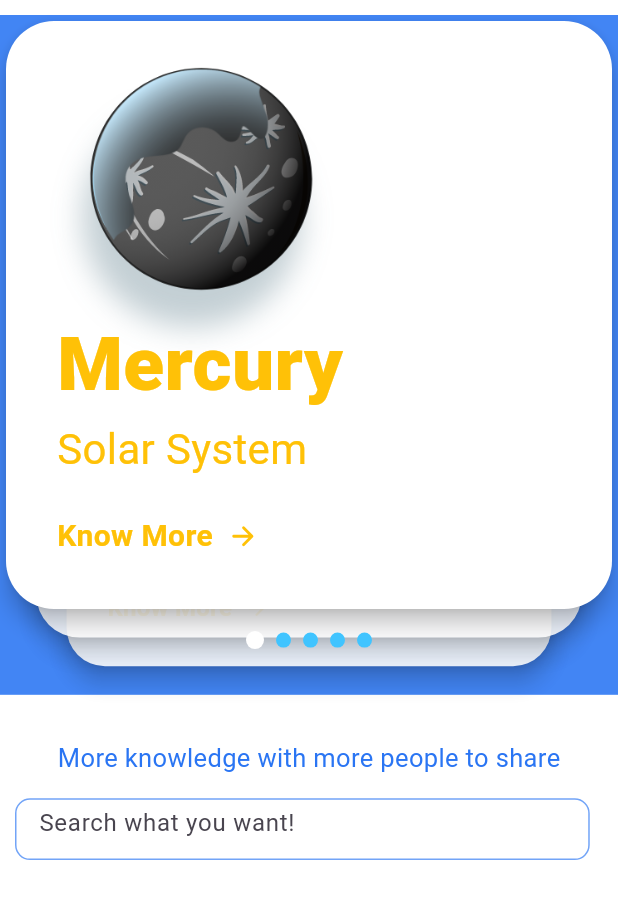
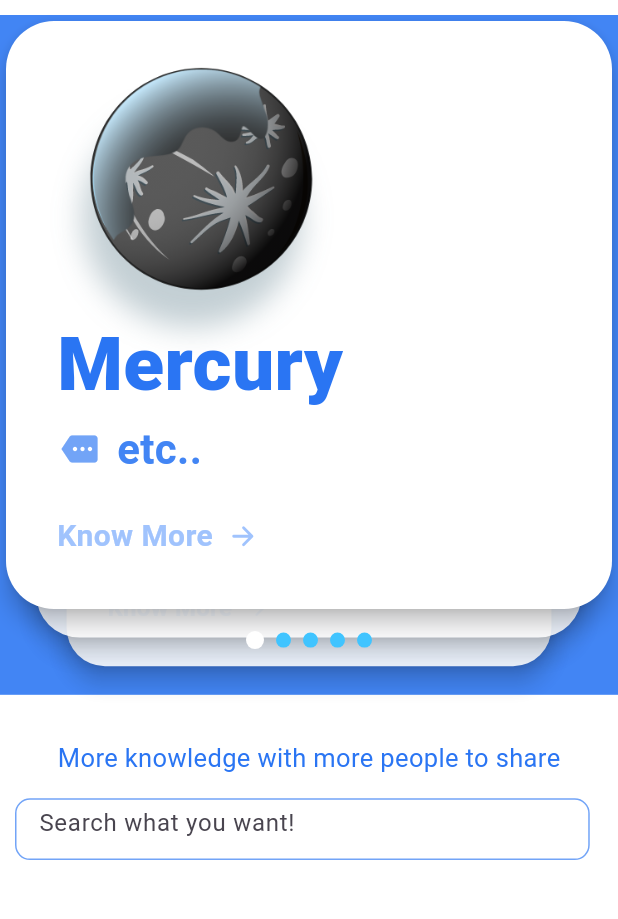
Before and after one commit to GDSC-SKHU/liferary-mobile, a Flutter app: the screen it shows after launch, on a phone screen of 412 x 824 dp, the part 84-1003 px from its top. Run offline on Flutter 3.47's test engine with Material 2 defaults, Android fonts, the phone set to English and light mode, and no system bars; drawn by our look-alikes of card_swiper; our stand-ins replace cached_network_image, carousel_slider, dio, file_picker, firebase_auth, firebase_core and 7 more; missing offline and left inert: dart:ffi; accounts and stored records are empty; Roboto replaces fonts that are missing (Avenir).

```diff
--- a/lib/model/planet_info.dart
+++ b/lib/model/planet_info.dart
@@ -2,6 +2,8 @@ class PlanetInfo {
   final int position;
   final String name;
   final String iconImage;
+  final String category;
+  final String category_icon;
   final String description;
   final List<String> images;
 
@@ -9,6 +11,8 @@ class PlanetInfo {
     this.position, {
     required this.name,
     required this.iconImage,
+    required this.category,
+    required this.category_icon,
     required this.description,
     required this.images,
   });
@@ -18,6 +22,8 @@ List<PlanetInfo> planetInfo = [
   PlanetInfo(1,
       name: 'Mercury',
       iconImage: 'assets/images/mercury.png',
+      category: "etc..",
+      category_icon: "more",
       description:
           "Zipping around the sun in only 88 days, Mercury is the closest planet to the sun, and it's also the smallest, only a little bit larger than Earth's moon. Because its so close to the sun (about two-fifths the distance between Earth and the sun), Mercury experiences dramatic changes in its day and night temperatures: Day temperatures can reach a scorching 840  F (450 C), which is hot enough to melt lead. Meanwhile on the night side, temperatures drop to minus 290 F (minus 180 C).",
       images: [
@@ -27,6 +33,8 @@ List<PlanetInfo> planetInfo = [
       ]),
   PlanetInfo(2,
       name: 'Venus',
+      category_icon: "more",
+      category: "etc..",
       iconImage: 'assets/images/venus.png',
       description:
           "The second planet from the sun, Venus is Earth's twin in size. Radar images beneath its atmosphere reveal that its surface has various mountains and volcanoes. But beyond that, the two planets couldn't be more different. Because of its thick, toxic atmosphere that's made of sulfuric acid clouds, Venus is an extreme example of the greenhouse effect. It's scorching-hot, even hotter than Mercury. The average temperature on Venus' surface is 900 F (465 C). At 92 bar, the pressure at the surface would crush and kill you. And oddly, Venus spins slowly from east to west, the opposite direction of most of the other planets.",
@@ -38,6 +46,8 @@ List<PlanetInfo> planetInfo = [
       ]),
   PlanetInfo(3,
       name: 'Earth',
+      category_icon: "more",
+      category: "etc..",
       iconImage: 'assets/images/earth.png',
       description:
           "The third planet from the sun, Earth is a waterworld, with two-thirds of the planet covered by ocean. It's the only world known to harbor life. Earth's atmosphere is rich in nitrogen and oxygen. Earth's surface rotates about its axis at 1,532 feet per second (467 meters per second) — slightly more than 1,000 mph (1,600 kph) — at the equator. The planet zips around the sun at more than 18 miles per second (29 km per second).",
@@ -49,6 +59,8 @@ List<PlanetInfo> planetInfo = [
       ]),
   PlanetInfo(4,
       name: 'Mars',
+      category_icon: "more",
+      category: "etc..",
       iconImage: 'assets/images/mars.png',
       description:
           "The fourth planet from the sun is Mars, and it's a cold, desert-like place covered in dust. This dust is made of iron oxides, giving the planet its iconic red hue. Mars shares similarities with Earth: It is rocky, has mountains, valleys and canyons, and storm systems ranging from localized tornado-like dust devils to planet-engulfing dust storms. ",
@@ -59,6 +71,8 @@ List<PlanetInfo> planetInfo = [
       ]),
   PlanetInfo(5,
       name: 'Jupiter',
+      category_icon: "more",
+      category: "etc..",
       iconImage: 'assets/images/jupiter.png',
       description:
           "The fifth planet from the sun, Jupiter is a giant gas world that is the most massive planet in our solar system — more than twice as massive as all the other planets combined, according to NASA. Its swirling clouds are colorful due to different types of trace gases. And a major feature in its swirling clouds is the Great Red Spot, a giant storm more than 10,000 miles wide. It has raged at more than 400 mph for the last 150 years, at least. Jupiter has a strong magnetic field, and with 75 moons, it looks a bit like a miniature solar system.",
--- a/lib/screens/home.dart
+++ b/lib/screens/home.dart
@@ -363,6 +363,7 @@ class _HomeScreenState extends State<HomeScreen> {
                                     //썸네일 사진과는 상관x
                                     height: _height * 0.53,
                                     child: Swiper(
+                                      autoplay: true,
                                       itemCount: planetInfo.length,
                                       itemWidth:
                                           MediaQuery.of(context).size.width,
@@ -398,6 +399,11 @@ class _HomeScreenState extends State<HomeScreen> {
                                                   CustomCard(
                                                     name:
                                                         planetInfo[index].name,
+                                                    category: planetInfo[index]
+                                                        .category,
+                                                    category_icon:
+                                                        planetInfo[index]
+                                                            .category_icon,
                                                   ),
                                                 ],
                                               ),
--- a/lib/widgets/card.dart
+++ b/lib/widgets/card.dart
@@ -1,10 +1,19 @@
 import 'package:flutter/material.dart';
 import 'package:ionicons/ionicons.dart';
+import 'package:liferary/model/planet_info.dart';
+import 'package:liferary/utilities/palette.dart';
 
 class CustomCard extends StatelessWidget {
   final String name;
+  final String category;
+  final String category_icon;
 
-  const CustomCard({Key? key, required this.name}) : super(key: key);
+  const CustomCard(
+      {Key? key,
+      required this.name,
+      required this.category,
+      required this.category_icon})
+      : super(key: key);
 
   @override
   Widget build(BuildContext context) {
@@ -23,19 +32,33 @@ class CustomCard extends StatelessWidget {
               Text(
                 name,
                 style: TextStyle(
-                    color: Colors.amber,
+                    color: Palette.blue5,
                     fontWeight: FontWeight.w900,
                     fontFamily: 'Avenir',
                     fontSize: 50),
                 textAlign: TextAlign.left,
               ),
-              Text(
-                "Solar System",
-                style: TextStyle(
-                    color: Colors.amber,
-                    fontWeight: FontWeight.w400,
-                    fontSize: 28),
-                textAlign: TextAlign.left,
+              Row(
+                children: [
+                  SizedBox(
+                    width: 30,
+                    child: Icon(
+                      Icons.more,
+                      color: Palette.blue,
+                    ),
+                  ),
+                  SizedBox(
+                    width: 10,
+                  ),
+                  Text(
+                    category,
+                    style: TextStyle(
+                        color: Palette.blue4,
+                        fontWeight: FontWeight.w600,
+                        fontSize: 28),
+                    textAlign: TextAlign.left,
+                  ),
+                ],
               ),
               const SizedBox(
                 height: 24,
@@ -46,7 +69,7 @@ class CustomCard extends StatelessWidget {
                   Text(
                     "Know More",
                     style: TextStyle(
-                        color: Colors.amber,
+                        color: Palette.blue3,
                         fontWeight: FontWeight.w600,
                         fontSize: 20),
                     textAlign: TextAlign.left,
@@ -55,7 +78,7 @@ class CustomCard extends StatelessWidget {
                     padding: const EdgeInsets.only(left: 10.0),
                     child: Icon(
                       Ionicons.arrow_forward,
-                      color: Colors.amber,
+                      color: Palette.blue3,
                       size: 20,
                     ),
                   )
```
Also changed, not shown: lib/pages/details_page.dart (+38 -16 lines).
